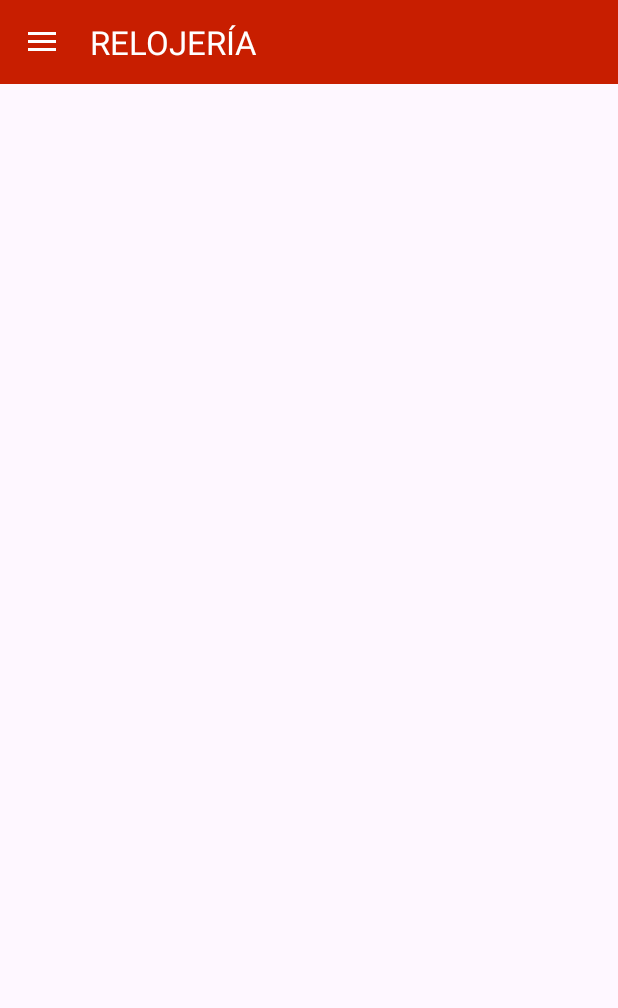
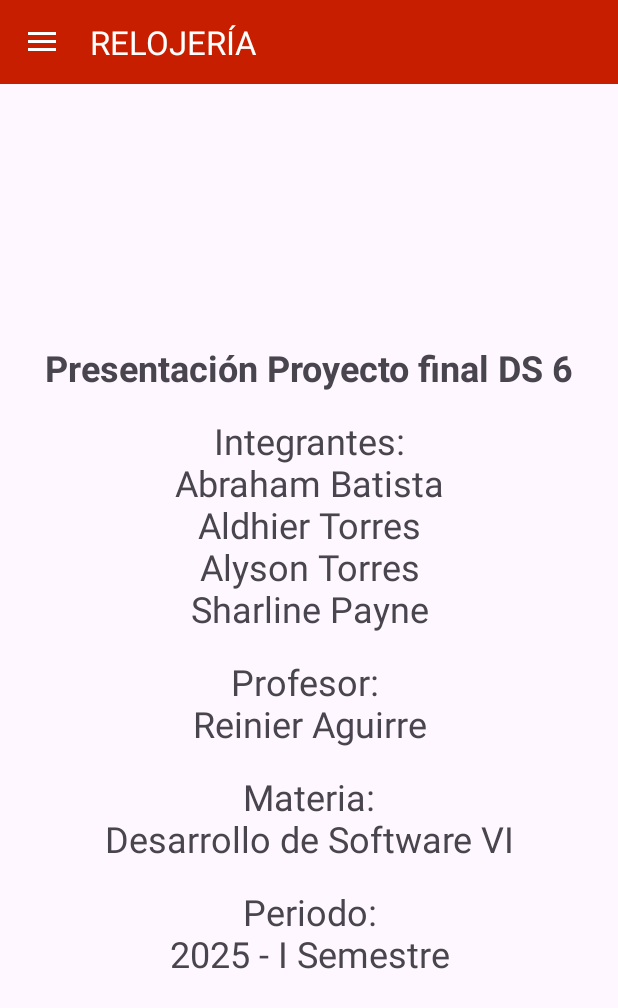
Before and after one commit to orangeletters/Parcial_numero_2, an Android app: the screen it shows after launch (MainActivity), on a phone screen of 412 x 824 dp. Shown: the top 1008 px of the screen. Run offline under Robolectric (Android 15) with nearby library versions, the light colour scheme and no system bars.

Commit message:
Update fragment_home.xml

```diff
--- a/app/src/main/res/layout/fragment_home.xml
+++ b/app/src/main/res/layout/fragment_home.xml
@@ -2,11 +2,65 @@
 <androidx.constraintlayout.widget.ConstraintLayout
     xmlns:android="http://schemas.android.com/apk/res/android"
     xmlns:tools="http://schemas.android.com/tools"
+    xmlns:app="http://schemas.android.com/apk/res-auto"
     android:layout_width="match_parent"
     android:layout_height="match_parent"
-    xmlns:app="http://schemas.android.com/apk/res-auto"
     tools:context=".BrandsFragment">
 
-    <!--Pagina de inicio vacía-->
+    <!-- Contenedor con textos centrados -->
+    <LinearLayout
+        android:id="@+id/layoutPresentacion"
+        android:layout_width="wrap_content"
+        android:layout_height="wrap_content"
+        android:orientation="vertical"
+        android:gravity="center"
+        android:padding="24dp"
+        app:layout_constraintTop_toTopOf="parent"
+        app:layout_constraintBottom_toBottomOf="parent"
+        app:layout_constraintStart_toStartOf="parent"
+        app:layout_constraintEnd_toEndOf="parent">
+
+        <TextView
+            android:layout_width="wrap_content"
+            android:layout_height="wrap_content"
+            android:gravity="center"
+            android:paddingBottom="16dp"
+            android:text="Presentación Proyecto final DS 6"
+            android:textSize="24sp"
+            android:textStyle="bold" />
+
+        <TextView
+            android:layout_width="wrap_content"
+            android:layout_height="wrap_content"
+            android:text="Integrantes:\nAbraham Batista\nAldhier Torres\nAlyson Torres\nSharline Payne"
+            android:textSize="24sp"
+            android:paddingBottom="16dp"
+            android:gravity="center"/>
+
+        <TextView
+            android:layout_width="wrap_content"
+            android:layout_height="wrap_content"
+            android:text="Profesor: \nReinier Aguirre"
+            android:gravity="center"
+            android:textSize="24sp"
+            android:paddingBottom="16dp"
+            />
+
+        <TextView
+            android:layout_width="wrap_content"
+            android:layout_height="wrap_content"
+            android:text="Materia:\nDesarrollo de Software VI"
+            android:paddingBottom="16dp"
+            android:gravity="center"
+            android:textSize="24sp"/>
+
+        <TextView
+            android:layout_width="wrap_content"
+            android:layout_height="wrap_content"
+            android:text="Periodo:\n2025 - I Semestre"
+            android:gravity="center"
+            android:textSize="24sp"/>
+
+    </LinearLayout>
 
 </androidx.constraintlayout.widget.ConstraintLayout>
```
